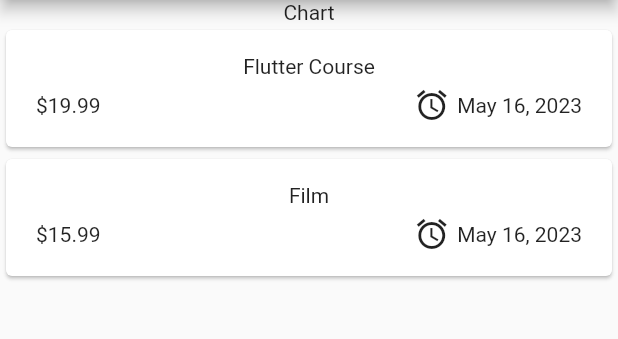
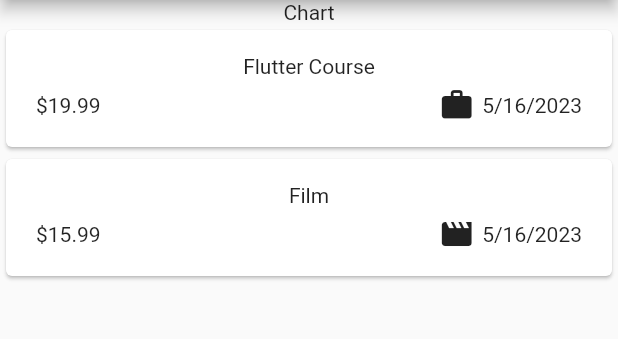
Before and after one commit to NitinNitinRaj/expense_app, a Flutter app: the screen it shows after launch, on a phone screen of 412 x 824 dp, the part 84-423 px from its top. Run offline on Flutter 3.47's test engine with Material 2 defaults, Android fonts, the light colour scheme and no system bars.

Commit message:
date formatting added

```diff
--- a/lib/models/expense.dart
+++ b/lib/models/expense.dart
@@ -1,8 +1,18 @@
+import 'package:flutter/material.dart';
+import 'package:intl/intl.dart';
 import 'package:uuid/uuid.dart';
 
 const uuid = Uuid();
+final dateformatter = DateFormat.yMd();
 
 enum Category { food, travel, leisure, work }
+
+final categoryIcon = {
+  Category.food: Icons.lunch_dining,
+  Category.travel: Icons.flight_takeoff,
+  Category.leisure: Icons.movie,
+  Category.work: Icons.work
+};
 
 class Expense {
   final String id;
@@ -16,4 +26,9 @@ class Expense {
     required this.category,
     required this.dateTime,
   }) : id = uuid.v4();
+
+  String get formattedDate{
+    return dateformatter.format(dateTime);
+  }
+
 }
--- a/lib/widgets/expenses_list/expenses_item.dart
+++ b/lib/widgets/expenses_list/expenses_item.dart
@@ -23,9 +23,9 @@ class ExpensesItem extends StatelessWidget {
                 const Spacer(),
                 Row(
                   children: [
-                    const Icon(Icons.alarm),
+                     Icon(categoryIcon[expense.category]),
                     const SizedBox(width: 5,),
-                    Text(DateFormat.yMMMd().format(expense.dateTime))
+                    Text(expense.formattedDate)
                   ],
                 )
               ],
```
